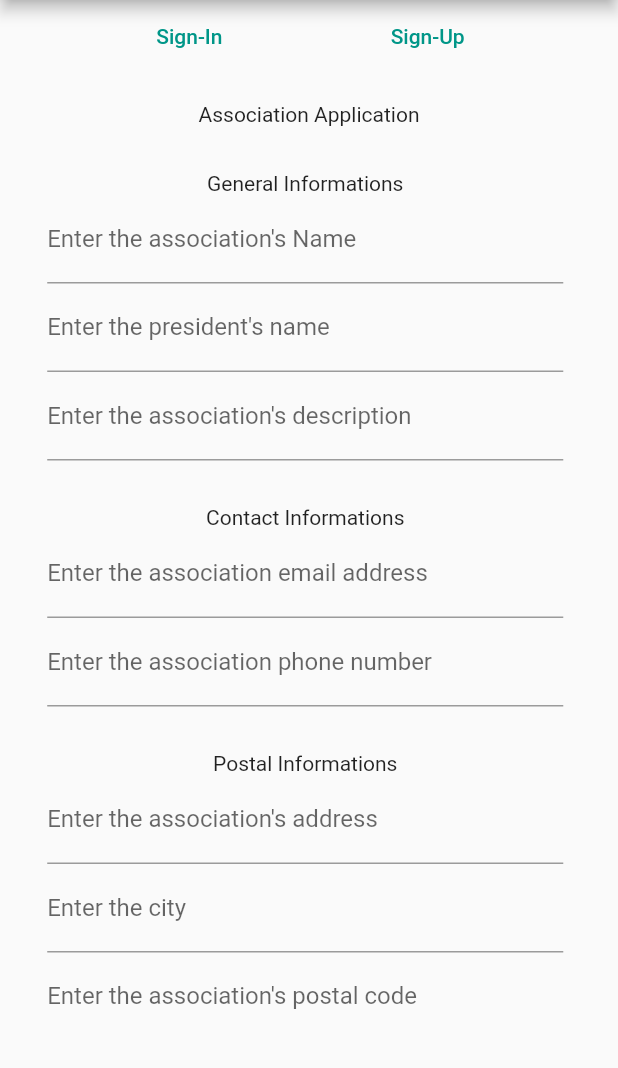
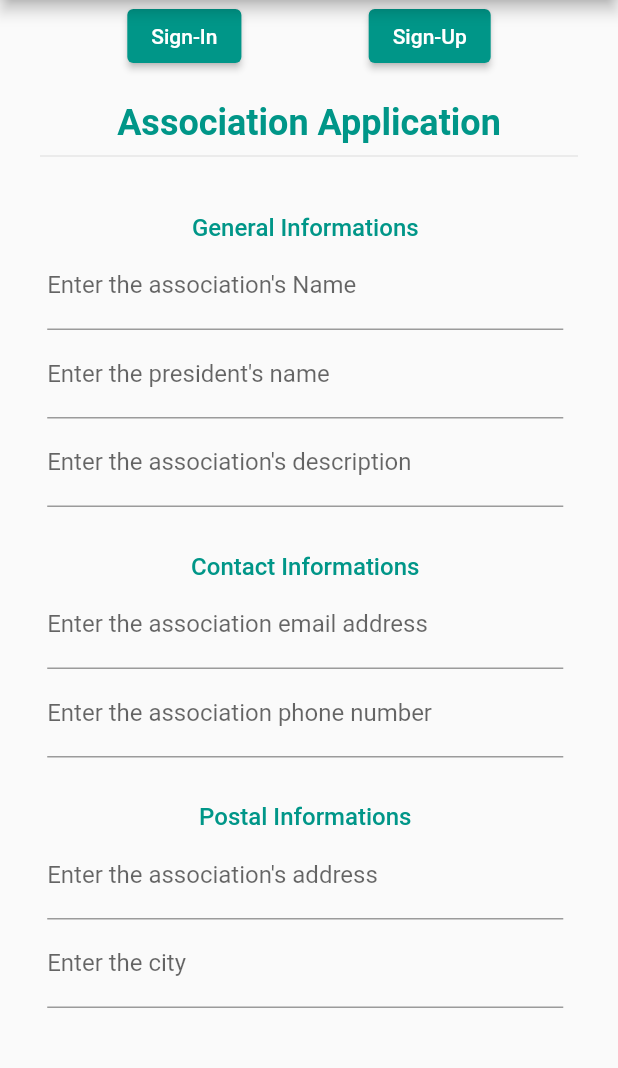
Before and after one commit to AssosNation/AssosNation-App, a Flutter app: the screen it shows after launch, on a phone screen of 412 x 824 dp, the part 84-1152 px from its top. Run offline on Flutter 3.47's test engine with Material 2 defaults, Android fonts, the phone set to English and light mode, and no system bars; our stand-ins replace carousel_slider, cloud_firestore, firebase_auth, firebase_core, geolocator, google_maps_flutter; accounts and stored records are empty.

Commit message:
Created Titles for forms design, started to add association to DB when applying

```diff
--- /dev/null
+++ b/lib/components/forms/form_main_title.dart
@@ -0,0 +1,24 @@
+import 'package:flutter/material.dart';
+
+class FormMainTitle extends StatelessWidget {
+  final String title;
+  const FormMainTitle(this.title);
+
+  @override
+  Widget build(BuildContext context) {
+    return Container(
+      child: Column(
+        children: [
+          Text(
+            title,
+            style: TextStyle(
+                fontSize: 24,
+                color: Theme.of(context).accentColor,
+                fontWeight: FontWeight.bold),
+          ),
+          Divider()
+        ],
+      ),
+    );
+  }
+}
--- /dev/null
+++ b/lib/components/forms/form_subtitle.dart
@@ -0,0 +1,23 @@
+import 'package:flutter/material.dart';
+
+class FormSubTitle extends StatelessWidget {
+  final String title;
+  const FormSubTitle(this.title);
+
+  @override
+  Widget build(BuildContext context) {
+    return Container(
+      child: Column(
+        children: [
+          Text(
+            title,
+            style: TextStyle(
+                fontSize: 16,
+                color: Theme.of(context).accentColor,
+                fontWeight: FontWeight.w500),
+          ),
+        ],
+      ),
+    );
+  }
+}
--- a/lib/main.dart
+++ b/lib/main.dart
@@ -74,7 +74,7 @@ class _MyHomePageState extends State<MyHomePage> {
               : Container()
         ],
       ),
-      body: Center(child: _user == null ? Authentication() : Discover()),
+      body: SafeArea(child: Center(child: _user == null ? Authentication() : Discover())),
     );
   }
 }
--- a/lib/pages/authentication.dart
+++ b/lib/pages/authentication.dart
@@ -20,10 +20,10 @@ class _AuthenticationState extends State<Authentication> {
           Row(
             mainAxisAlignment: MainAxisAlignment.spaceEvenly,
             children: [
-              TextButton(
+              ElevatedButton(
                   onPressed: () => setState(() => _isSigningUp = false),
                   child: Text("Sign-In")),
-              TextButton(
+              ElevatedButton(
                   onPressed: () => setState(() => _isSigningUp = true),
                   child: Text("Sign-Up")),
             ],
--- a/lib/pages/detail/association_apply_form.dart
+++ b/lib/pages/detail/association_apply_form.dart
@@ -1,3 +1,5 @@
+import 'package:assosnation_app/components/forms/form_main_title.dart';
+import 'package:assosnation_app/components/forms/form_subtitle.dart';
 import 'package:assosnation_app/services/firebase/authentication/auth_service.dart';
 import 'package:flutter/cupertino.dart';
 import 'package:flutter/material.dart';
@@ -62,12 +64,12 @@ class _AssociationApplyFormState extends State<AssociationApplyForm> {
             child: SingleChildScrollView(
               child: Column(
                 children: [
-                  Text("Association Application"),
+                  FormMainTitle("Association Application"),
                   Padding(
                     padding: const EdgeInsets.fromLTRB(5, 30, 10, 0),
                     child: Column(
                       children: [
-                        Text("General Informations"),
+                        FormSubTitle("General Informations"),
                         TextFormField(
                           decoration: InputDecoration(
                               labelText: "Enter the association's Name"),
@@ -114,7 +116,7 @@ class _AssociationApplyFormState extends State<AssociationApplyForm> {
                     padding: const EdgeInsets.fromLTRB(5, 30, 10, 0),
                     child: Column(
                       children: [
-                        Text("Contact Informations"),
+                        FormSubTitle("Contact Informations"),
                         TextFormField(
                             decoration: InputDecoration(
                                 labelText:
@@ -152,7 +154,7 @@ class _AssociationApplyFormState extends State<AssociationApplyForm> {
                     padding: const EdgeInsets.fromLTRB(5, 30, 10, 0),
                     child: Column(
                       children: [
-                        Text("Postal Informations"),
+                        FormSubTitle("Postal Informations"),
                         TextFormField(
                           decoration: InputDecoration(
                               labelText: "Enter the association's address"),
@@ -199,6 +201,7 @@ class _AssociationApplyFormState extends State<AssociationApplyForm> {
                     padding: const EdgeInsets.fromLTRB(5, 30, 10, 0),
                     child: Column(
                       children: [
+                        FormSubTitle("Connection Informations"),
                         TextFormField(
                           decoration:
                               InputDecoration(labelText: "Enter your password"),
@@ -229,7 +232,7 @@ class _AssociationApplyFormState extends State<AssociationApplyForm> {
                     ),
                   ),
                   Padding(
-                    padding: const EdgeInsets.fromLTRB(5, 30, 10, 0),
+                    padding: const EdgeInsets.fromLTRB(5, 150, 10, 0),
                     child: ElevatedButton(
                       onPressed: _verifyAndValidateForm,
                       child: Text("Send your application"),
--- a/lib/services/interfaces/database_interface.dart
+++ b/lib/services/interfaces/database_interface.dart
@@ -9,4 +9,5 @@ abstract class DatabaseInterface {
   Future addUserToDB(user);
   Future getUserInfosFromDB(uid);
   Future removeUserFromDB(uid);
+  Future addAssociationToDb(association);
 }
--- a/lib/services/models/association.dart
+++ b/lib/services/models/association.dart
@@ -2,6 +2,7 @@ import 'package:assosnation_app/services/models/action.dart';
 import 'package:assosnation_app/services/models/post.dart';
 
 class Association {
+  final String uid;
   final String name;
   final String description;
   final String mail;
@@ -11,12 +12,28 @@ class Association {
   final String banner;
   final String phone;
   final String president;
-  final String type;
 
+  final String? type;
   final List<Post>? posts;
   final List<Action>? actions;
 
   Association(
+      this.uid,
+      this.name,
+      this.description,
+      this.mail,
+      this.address,
+      this.city,
+      this.postalCode,
+      this.phone,
+      this.banner,
+      this.president,
+      this.type,
+      this.posts,
+      this.actions);
+
+  Association.application(
+      this.uid,
       this.name,
       this.description,
       this.mail,
```
Also changed, not shown: lib/services/firebase/authentication/auth_service.dart (+33 -4 lines), lib/services/firebase/firestore/firestore_service.dart (+29 -0 lines).
